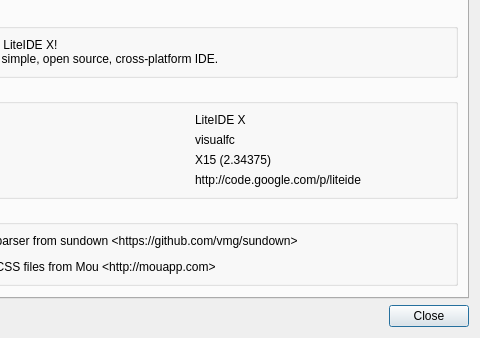
visualfc/liteide, file liteidex/src/liteapp/aboutdialog.ui: the form before one commit; both pictures show x 97 to 577 and y 108 to 446 of the 577 by 446 pixel window.
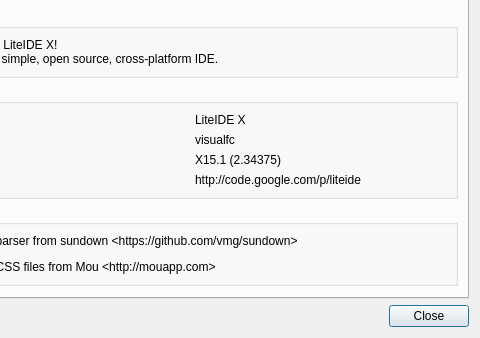
The form after the commit. Icons and pictures are not drawn.

Patch:
```diff
--- a/liteidex/src/liteapp/aboutdialog.ui
+++ b/liteidex/src/liteapp/aboutdialog.ui
@@ -217,7 +217,7 @@
           <item row="2" column="1">
            <widget class="QLabel" name="label_16">
             <property name="text">
-             <string notr="true">X15 (2.34375)</string>
+             <string notr="true">X15.1 (2.34375)</string>
             </property>
            </widget>
           </item>
```
